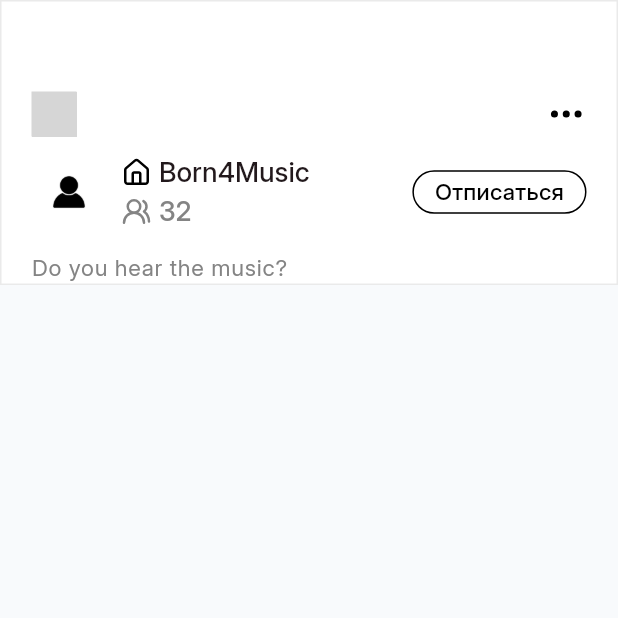
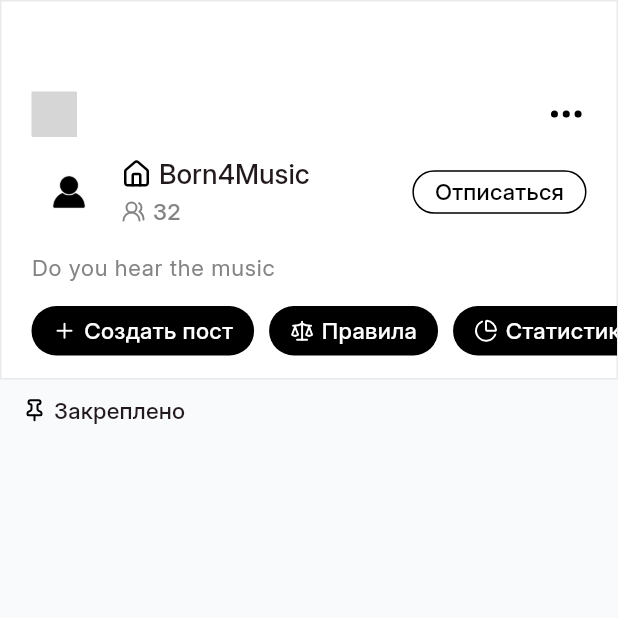
Before and after one commit to VladislavTutunnikov/nook, a Flutter app: the NookScreen screen opened directly with empty values, on a phone screen of 412 x 824 dp, the top half of it. Run offline on Flutter 3.47's test engine with Material 3 defaults, Android fonts, the phone set to English and light mode, and no system bars; our stand-ins replace auto_route, blur, bounce, dio, equatable, flutter_bloc and 8 more; missing offline and left inert: dart:ffi, fullscreen_image_viewer; accounts and stored records are empty; generated files the repository leaves out were written again; network calls fail; grey boxes are pictures that could not be loaded.

Commit message:
feat: add nook header

```diff
--- a/lib/features/nook_screen/view/nook_screen.dart
+++ b/lib/features/nook_screen/view/nook_screen.dart
@@ -1,11 +1,36 @@
 import 'package:auto_route/auto_route.dart';
 import 'package:flutter/material.dart';
+import 'package:nook/api/models/nook_model.dart';
 import 'package:nook/features/nook_screen/widgets/nook_header.dart';
+import 'package:nook/features/nook_screen/widgets/pinned_post_list.dart';
 
 @RoutePage()
-class NookScreen extends StatelessWidget {
+class NookScreen extends StatefulWidget {
   const NookScreen({super.key, required this.nookId});
   final String nookId;
+
+  @override
+  State<NookScreen> createState() => _NookScreenState();
+}
+
+class _NookScreenState extends State<NookScreen> {
+  bool _showDescription = false;
+
+  //TODO: delete placeholder data
+  final nook = NookModel(
+    id: "f8803238-80dc-489a-8a09-94a24e639a7c",
+    name: "Born4Music",
+    description: "Do you hear the music",
+    avatarUrl: "/static/avatars/e64a1f0f-b6ac-42b1-ad96-136e56f9a007.webp",
+    rules: "no rules",
+    isOver18: false,
+    followersCount: 3,
+    postCount: 1,
+    categoryId: "462ae83a-f3f9-408e-90d7-136f33e5b3c2",
+    ownerId: "8f7f3d7e-21d8-4018-8d47-5732671941d1",
+    createdAt: DateTime.parse("2026-03-18T19:17:48.265150Z"),
+    isFollowed: true,
+  );
 
   @override
   Widget build(BuildContext context) {
@@ -15,6 +40,7 @@ class NookScreen extends StatelessWidget {
         slivers: [
           SliverToBoxAdapter(
             child: NookHeader(
+              nook: nook,
               //TODO: change this
               showMenu: true,
               isFollow: true,
@@ -22,8 +48,17 @@ class NookScreen extends StatelessWidget {
               onMenuTap: null,
               onFollowersTap: null,
               onFollowTap: null,
+              showDescription: _showDescription,
+              onDescriptionTap: () => setState(() {
+                _showDescription = !_showDescription;
+              }),
+              onCreatePostTap: null,
+              onRulesTap: null,
+              onStatisticsTap: null,
+              onTeamTap: null,
             ),
           ),
+          SliverToBoxAdapter(child: PinnedPostList()),
         ],
       ),
     );
--- a/lib/features/nook_screen/widgets/nook_header.dart
+++ b/lib/features/nook_screen/widgets/nook_header.dart
@@ -1,5 +1,7 @@
 import 'package:flutter/material.dart';
 import 'package:flutter_svg/flutter_svg.dart';
+import 'package:nook/api/models/nook_model.dart';
+import 'package:nook/features/nook_screen/widgets/nook_header_buttons.dart';
 import 'package:nook/features/nook_screen/widgets/nook_profile_info.dart';
 import 'package:nook/generated/l10n.dart';
 import 'package:nook/shared/widgets/avatar.dart';
@@ -13,28 +15,46 @@ import 'package:nook/theme/theme.dart';
 class NookHeader extends StatelessWidget {
   const NookHeader({
     super.key,
+    required this.nook,
     this.showMenu = false,
     this.onMenuTap,
     this.onFollowersTap,
     required this.isFollow,
     this.onFollowTap,
+    this.showDescription = false,
+    this.onDescriptionTap,
+    this.onCreatePostTap,
+    this.onRulesTap,
+    this.onStatisticsTap,
+    this.onTeamTap,
   });
+  final NookModel nook;
+
   final bool showMenu;
   final bool isFollow;
+  final bool showDescription;
   final void Function()? onMenuTap;
   final void Function()? onFollowersTap;
   final void Function()? onFollowTap;
 
+  final void Function()? onDescriptionTap;
+
+  final void Function()? onCreatePostTap;
+  final void Function()? onRulesTap;
+  final void Function()? onStatisticsTap;
+  final void Function()? onTeamTap;
+
   @override
   Widget build(BuildContext context) {
-    final screenWidth = MediaQuery.of(context).size.width;
     return Container(
-      width: screenWidth,
+      width: double.infinity,
       decoration: BoxDecoration(
         color: AppColors.white,
         border: Border.all(color: AppColors.lightGrey, width: 1),
       ),
-      child: Padding(
+      child: Column(
+        children: [
+          Padding(
             padding: const EdgeInsets.only(left: 20, right: 20, top: 60),
             child: Column(
               crossAxisAlignment: CrossAxisAlignment.start,
@@ -55,13 +75,14 @@ class NookHeader extends StatelessWidget {
                 const SizedBox(height: 12),
                 Row(
                   children: [
-                NookProfileInfo(
-                  avatarUrl: '',
-                  name: 'Born4Music',
+                    Expanded(
+                      child: NookProfileInfo(
+                        avatarUrl: nook.avatarUrl ?? '',
+                        name: nook.name,
                         followersCount: 32,
                         onTap: onFollowersTap,
                       ),
-                const Spacer(),
+                    ),
                     CapsuleButton(
                       onTap: onFollowTap,
                       padding: const EdgeInsets.symmetric(
@@ -71,10 +92,13 @@ class NookHeader extends StatelessWidget {
                       text: isFollow
                           ? S.of(context).unfollow
                           : S.of(context).follow,
-                  textStyle: Theme.of(context).textTheme.titleMedium?.copyWith(
+                      textStyle: Theme.of(context).textTheme.titleMedium
+                          ?.copyWith(
                             color: isFollow ? AppColors.black : AppColors.white,
                           ),
-                  backgroundColor: isFollow ? AppColors.white : AppColors.black,
+                      backgroundColor: isFollow
+                          ? AppColors.white
+                          : AppColors.black,
                       border: isFollow
                           ? Border.all(width: 1, color: AppColors.black)
                           : null,
@@ -82,15 +106,38 @@ class NookHeader extends StatelessWidget {
                   ],
                 ),
 
-            const SizedBox(height: 15),
-            Text(
-              'Do you hear the music?',
-              style: Theme.of(
-                context,
-              ).textTheme.bodyLarge?.copyWith(color: AppColors.darkGrey),
+                nook.description != null && nook.description != ''
+                    ? Padding(
+                        padding: const EdgeInsets.only(top: 15),
+                        child: AnimatedSize(
+                          duration: const Duration(milliseconds: 200),
+                          child: GestureDetector(
+                            onTap: onDescriptionTap,
+                            child: Text(
+                              nook.description!,
+                              style: Theme.of(context).textTheme.bodyLarge
+                                  ?.copyWith(color: AppColors.darkGrey),
+                              maxLines: showDescription ? null : 2,
+                              overflow: showDescription
+                                  ? null
+                                  : TextOverflow.ellipsis,
                             ),
+                          ),
+                        ),
+                      )
+                    : const SizedBox(),
               ],
             ),
+          ),
+          const SizedBox(height: 15),
+          NookHeaderButtons(
+            onCreatePostTap: onCreatePostTap,
+            onRulesTap: onRulesTap,
+            onStatisticsTap: onStatisticsTap,
+            onTeamTap: onTeamTap,
+          ),
+          const SizedBox(height: 15),
+        ],
       ),
     );
   }
--- /dev/null
+++ b/lib/features/nook_screen/widgets/nook_header_buttons.dart
@@ -0,0 +1,54 @@
+import 'package:flutter/material.dart';
+import 'package:nook/generated/l10n.dart';
+import 'package:nook/shared/widgets/capsule_button.dart';
+import 'package:nook/theme/icons.dart';
+
+class NookHeaderButtons extends StatelessWidget {
+  const NookHeaderButtons({
+    super.key,
+    this.onCreatePostTap,
+    this.onRulesTap,
+    this.onTeamTap,
+    this.onStatisticsTap,
+  });
+  final void Function()? onCreatePostTap;
+  final void Function()? onRulesTap;
+  final void Function()? onStatisticsTap;
+  final void Function()? onTeamTap;
+
+  @override
+  Widget build(BuildContext context) {
+    return SingleChildScrollView(
+      scrollDirection: Axis.horizontal,
+      child: Row(
+        children: [
+          const SizedBox(width: 20),
+          CapsuleButton(
+            onTap: onCreatePostTap,
+            iconPath: AppIcons.plus,
+            text: S.of(context).createPost,
+          ),
+          const SizedBox(width: 10),
+          CapsuleButton(
+            onTap: onRulesTap,
+            iconPath: AppIcons.scales,
+            text: S.of(context).rules,
+          ),
+          const SizedBox(width: 10),
+          CapsuleButton(
+            onTap: onStatisticsTap,
+            iconPath: AppIcons.statistics,
+            text: S.of(context).statistics,
+          ),
+          const SizedBox(width: 10),
+          CapsuleButton(
+            onTap: onTeamTap,
+            iconPath: AppIcons.sparkle,
+            text: S.of(context).team,
+          ),
+          const SizedBox(width: 20),
+        ],
+      ),
+    );
+  }
+}
--- a/lib/features/nook_screen/widgets/nook_profile_info.dart
+++ b/lib/features/nook_screen/widgets/nook_profile_info.dart
@@ -26,25 +26,32 @@ class NookProfileInfo extends StatelessWidget {
         children: [
           Avatar(size: 50, avatarUrl: avatarUrl),
           const SizedBox(width: 10),
-          Column(
+          Expanded(
+            child: Column(
               crossAxisAlignment: CrossAxisAlignment.start,
               children: [
-              FittedBox(
-                fit: BoxFit.scaleDown,
-                child: Row(
+                Row(
                   children: [
                     SvgPicture.asset(AppIcons.house, width: 20),
                     const SizedBox(width: 5),
-                    Text(name, style: Theme.of(context).textTheme.titleLarge),
+                    Flexible(
+                      child: FittedBox(
+                        fit: BoxFit.scaleDown,
+                        child: Text(
+                          name,
+                          style: Theme.of(context).textTheme.titleLarge,
+                          maxLines: 1,
+                        ),
+                      ),
+                    ),
                   ],
-                ),
                 ),
                 const SizedBox(height: 3),
                 Row(
                   children: [
                     SvgPicture.asset(
                       AppIcons.users,
-                    width: 20,
+                      width: 16,
                       colorFilter: const ColorFilter.mode(
                         AppColors.darkGrey,
                         BlendMode.srcIn,
@@ -53,13 +60,14 @@ class NookProfileInfo extends StatelessWidget {
                     const SizedBox(width: 5),
                     Text(
                       Formaters.formatNumber(followersCount),
-                    style: Theme.of(
-                      context,
-                    ).textTheme.titleLarge?.copyWith(color: AppColors.darkGrey),
+                      style: Theme.of(context).textTheme.titleMedium?.copyWith(
+                        color: AppColors.darkGrey,
+                      ),
                     ),
                   ],
                 ),
               ],
+            ),
           ),
         ],
       ),
--- /dev/null
+++ b/lib/features/nook_screen/widgets/pinned_post_list.dart
@@ -0,0 +1,31 @@
+import 'package:flutter/material.dart';
+import 'package:flutter_svg/flutter_svg.dart';
+import 'package:nook/generated/l10n.dart';
+import 'package:nook/theme/icons.dart';
+
+class PinnedPostList extends StatelessWidget {
+  const PinnedPostList({super.key});
+
+  @override
+  Widget build(BuildContext context) {
+    return Column(
+      crossAxisAlignment: CrossAxisAlignment.start,
+      children: [
+        Padding(
+          padding: const EdgeInsets.symmetric(horizontal: 15, vertical: 10),
+          child: Row(
+            children: [
+              SvgPicture.asset(AppIcons.pin, width: 16),
+              const SizedBox(width: 5),
+              Text(
+                S.of(context).pinned,
+                style: Theme.of(context).textTheme.titleMedium,
+              ),
+            ],
+          ),
+        ),
+        //TODO: add list view
+      ],
+    );
+  }
+}
--- a/lib/l10n/intl_en.arb
+++ b/lib/l10n/intl_en.arb
@@ -44,5 +44,8 @@
   "contactSupport": "Обратиться в поддержку",
   "logout": "Выйти из аккаунта",
   "follow": "Подписаться",
-  "unfollow": "Отписаться"
+  "unfollow": "Отписаться",
+  "rules": "Правила",
+  "team": "Команда",
+  "pinned": "Закреплено"
 }
--- a/lib/theme/icons.dart
+++ b/lib/theme/icons.dart
@@ -37,4 +37,7 @@ class AppIcons {
   static const String bug = 'assets/icons/bug.svg';
   static const String question = 'assets/icons/question.svg';
   static const String statistics = 'assets/icons/statistics.svg';
+  static const String plus = 'assets/icons/plus.svg';
+  static const String scales = 'assets/icons/scales.svg';
+  static const String sparkle = 'assets/icons/sparkle.svg';
 }
```
Also changed, not shown: assets/icons/plus.svg (added), assets/icons/scales.svg (added), assets/icons/sparkle.svg (added), lib/generated/intl/messages_en.dart, lib/generated/l10n.dart. Lines whose indentation alone changed are shown as unchanged.
